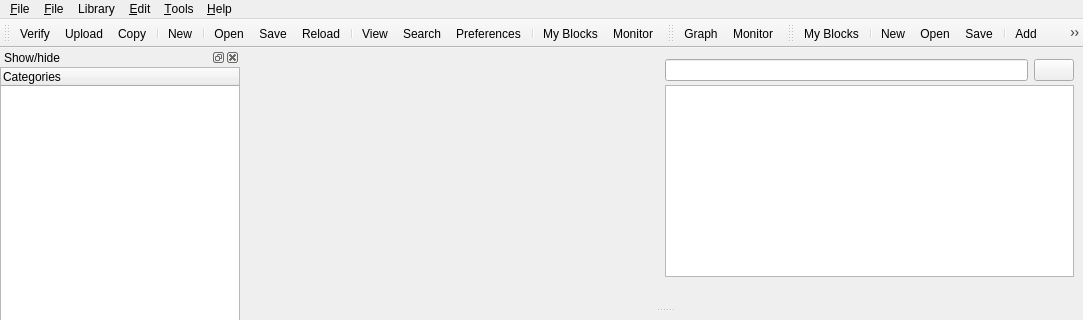
First picture: the form in src/mainwindow.ui, repository roboticafacil/facilino, before the edit; both pictures show x 0 to 1083 and y 0 to 320 of the 1083 by 600 pixel window.
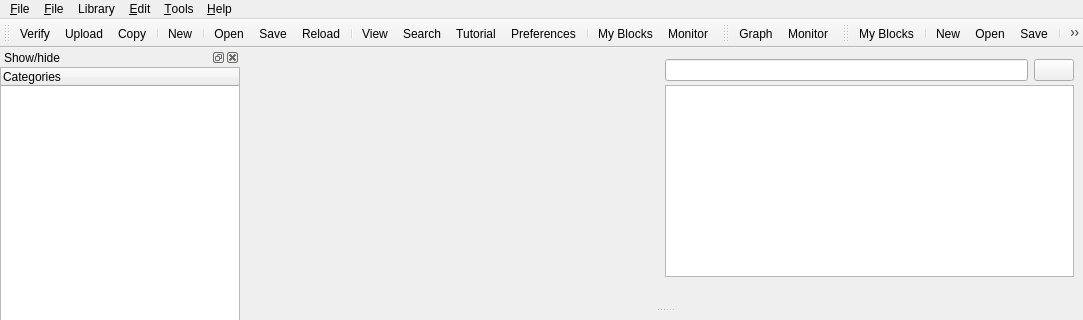
Second picture: the form after the edit. Icons and pictures are not drawn. Custom widgets are drawn as their Qt base class.

Commit message: Tutorial in english complete

What changed in the file:
```diff
--- a/src/mainwindow.ui
+++ b/src/mainwindow.ui
@@ -689,6 +689,7 @@
    <addaction name="separator"/>
    <addaction name="actionView"/>
    <addaction name="actionSearchDocumentation"/>
+   <addaction name="actionactionTutorial"/>
    <addaction name="actionSettings"/>
    <addaction name="separator"/>
    <addaction name="actionMy_Blocks"/>
@@ -1656,6 +1657,15 @@
     <string>Reload page</string>
    </property>
   </action>
+  <action name="actionactionTutorial">
+   <property name="icon">
+    <iconset theme="Tutorial" resource="Resources.qrc">
+     <normaloff>:/icons/tutorial.png</normaloff>:/icons/tutorial.png</iconset>
+   </property>
+   <property name="text">
+    <string>Tutorial</string>
+   </property>
+  </action>
  </widget>
  <layoutdefault spacing="6" margin="11"/>
  <customwidgets>
```
The commit also changes 1554 other files.
